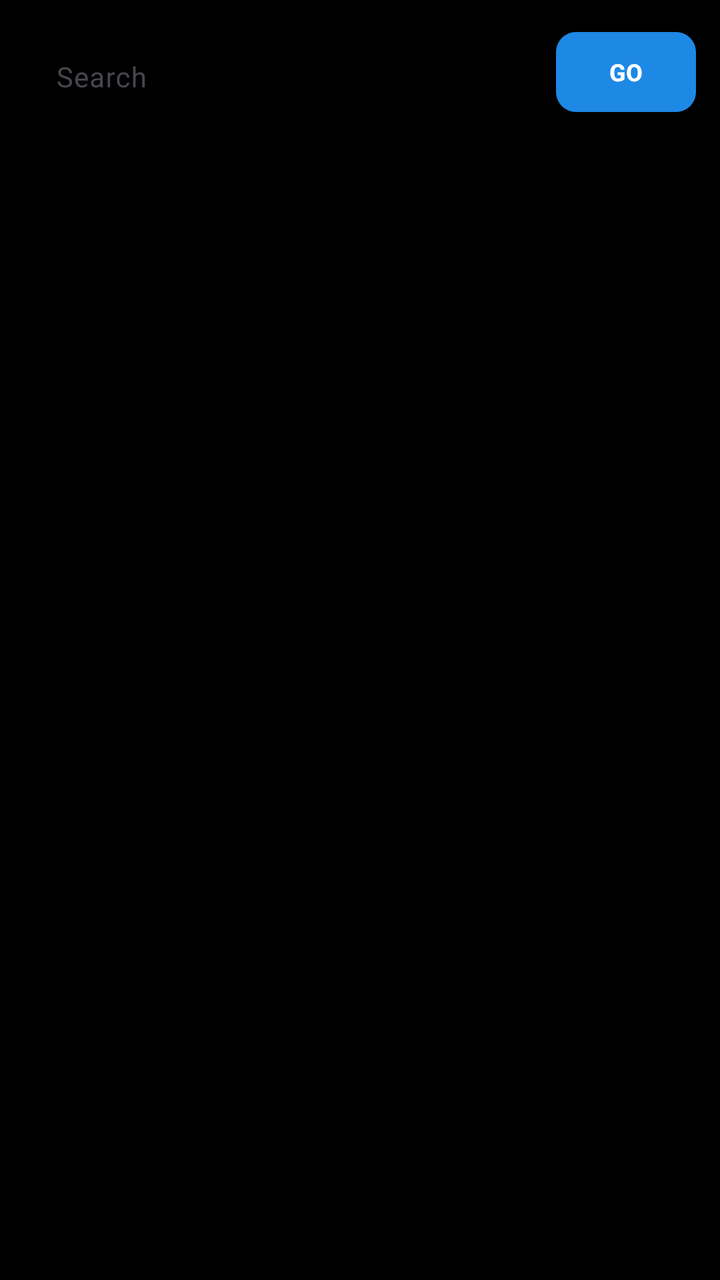
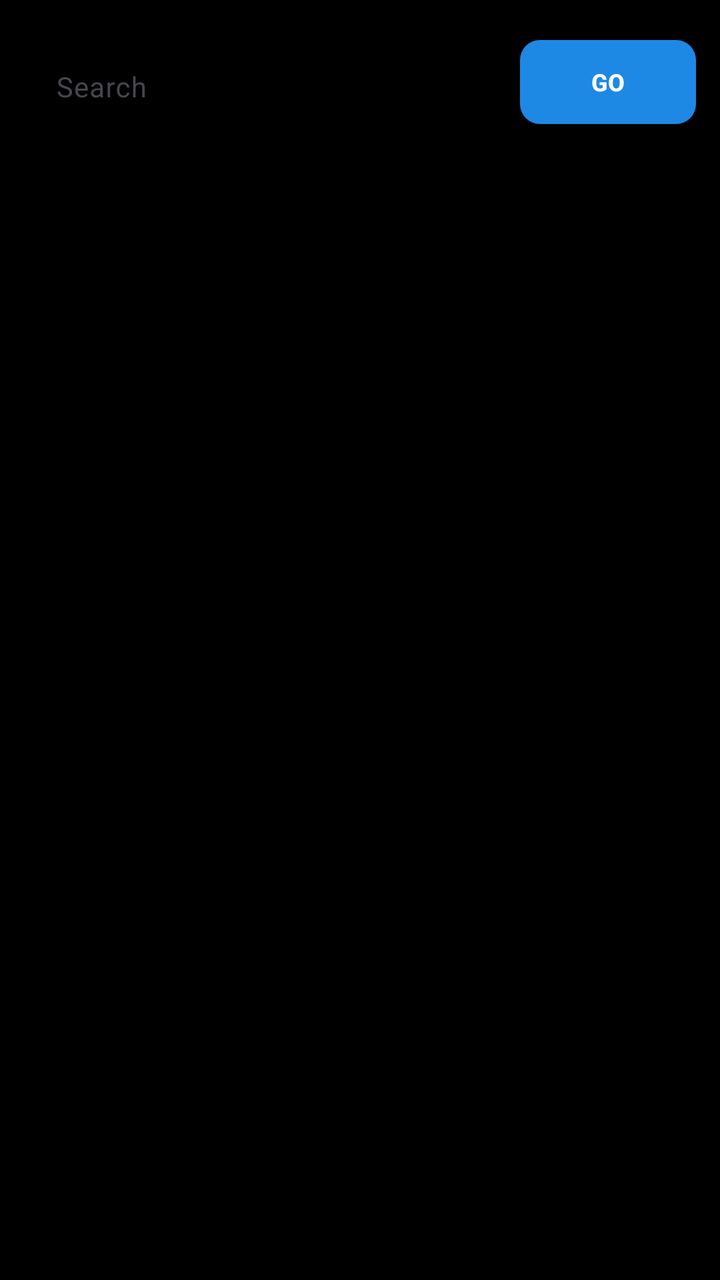

Before-and-after screenshots of an Android layout around one commit, followed by the original layout XML and the change that was made.
<!-- AndroidManifest.xml: application theme Theme.Material3.DayNight.NoActionBar -->
<!-- res/layout/activity_main.xml -->
<LinearLayout
    xmlns:android="http://schemas.android.com/apk/res/android"
    xmlns:app="http://schemas.android.com/apk/res-auto"
    android:orientation="vertical"
    android:layout_width="match_parent"
    android:layout_height="match_parent"
    android:background="@color/black"
    android:padding="12dp">

    <LinearLayout
        android:layout_width="match_parent"
        android:layout_height="48dp"
        android:orientation="horizontal"
        android:gravity="center_vertical"
        android:layout_marginBottom="10dp">

        <com.google.android.material.textfield.TextInputLayout
            android:layout_width="0dp"
            android:layout_height="match_parent"
            android:layout_weight="1"
            app:boxBackgroundMode="outline"
            app:boxStrokeColor="@color/white"
            app:boxCornerRadiusTopStart="10dp"
            app:boxCornerRadiusTopEnd="10dp"
            app:boxCornerRadiusBottomStart="10dp"
            app:boxCornerRadiusBottomEnd="10dp"
            app:hintTextColor="@color/white">

            <com.google.android.material.textfield.TextInputEditText
                android:id="@+id/movieInput"
                android:layout_width="match_parent"
                android:layout_height="match_parent"
                android:hint="Search"
                android:maxLines="1"
                android:textSize="14sp"
                android:textColor="@color/white"
                android:textColorHint="@color/white"
                android:inputType="text"
                android:paddingStart="10dp"
                android:paddingEnd="10dp"/>
        </com.google.android.material.textfield.TextInputLayout>

        <com.google.android.material.button.MaterialButton
            android:id="@+id/btnSearch"
            android:layout_width="70dp"
            android:layout_height="match_parent"
            android:layout_marginStart="6dp"
            android:text="GO"
            android:textSize="12sp"
            android:textStyle="bold"
            android:textColor="@color/white"
            app:cornerRadius="10dp"
            app:backgroundTint="#1E88E5"/>
    </LinearLayout>

    <ProgressBar
        android:id="@+id/progressBar"
        android:layout_width="wrap_content"
        android:layout_height="wrap_content"
        android:layout_gravity="center"
        android:visibility="gone"
        android:layout_marginBottom="12dp"/>

    <androidx.recyclerview.widget.RecyclerView
        android:id="@+id/recyclerview"
        android:layout_width="match_parent"
        android:layout_height="0dp"
        android:layout_weight="1"
        android:padding="6dp"
        android:clipToPadding="false"/>
</LinearLayout>
<!-- resources referenced by this layout -->
<resources>
  <color name="black">#FF000000</color>
  <color name="white">#FFFFFFFF</color>
</resources>

<!-- the commit's change to res/layout/activity_main.xml (unified diff, before → after) -->
@@ -5,18 +5,19 @@
     android:layout_width="match_parent"
     android:layout_height="match_parent"
     android:background="@color/black"
+    android:fitsSystemWindows="true"
     android:padding="12dp">
 
     <LinearLayout
         android:layout_width="match_parent"
-        android:layout_height="48dp"
+        android:layout_height="wrap_content"
         android:orientation="horizontal"
         android:gravity="center_vertical"
         android:layout_marginBottom="10dp">
 
         <com.google.android.material.textfield.TextInputLayout
             android:layout_width="0dp"
-            android:layout_height="match_parent"
+            android:layout_height="wrap_content"
             android:layout_weight="1"
             app:boxBackgroundMode="outline"
             app:boxStrokeColor="@color/white"
@@ -29,7 +30,7 @@
             <com.google.android.material.textfield.TextInputEditText
                 android:id="@+id/movieInput"
                 android:layout_width="match_parent"
-                android:layout_height="match_parent"
+                android:layout_height="wrap_content"
                 android:hint="Search"
                 android:maxLines="1"
                 android:textSize="14sp"
@@ -42,8 +43,8 @@
 
         <com.google.android.material.button.MaterialButton
             android:id="@+id/btnSearch"
-            android:layout_width="70dp"
-            android:layout_height="match_parent"
+            android:layout_width="wrap_content"
+            android:layout_height="50dp"
             android:layout_marginStart="6dp"
             android:text="GO"
             android:textSize="12sp"
